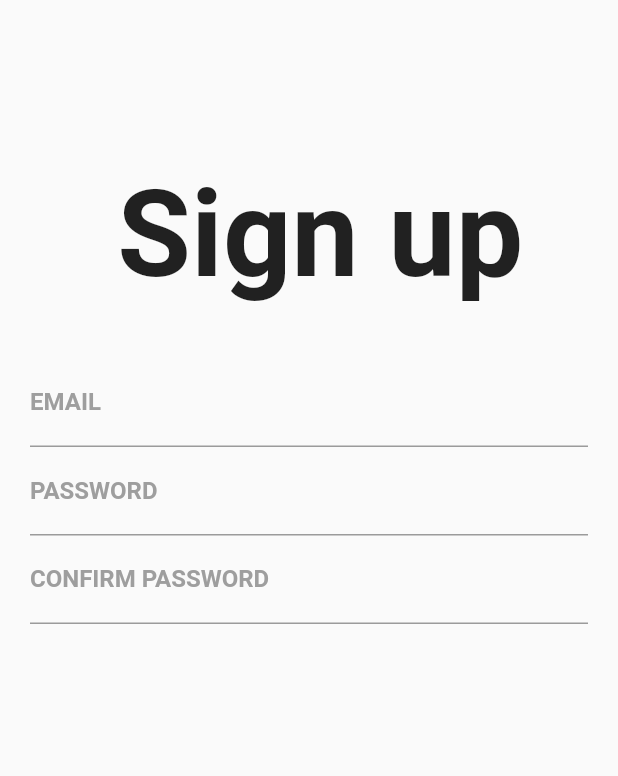
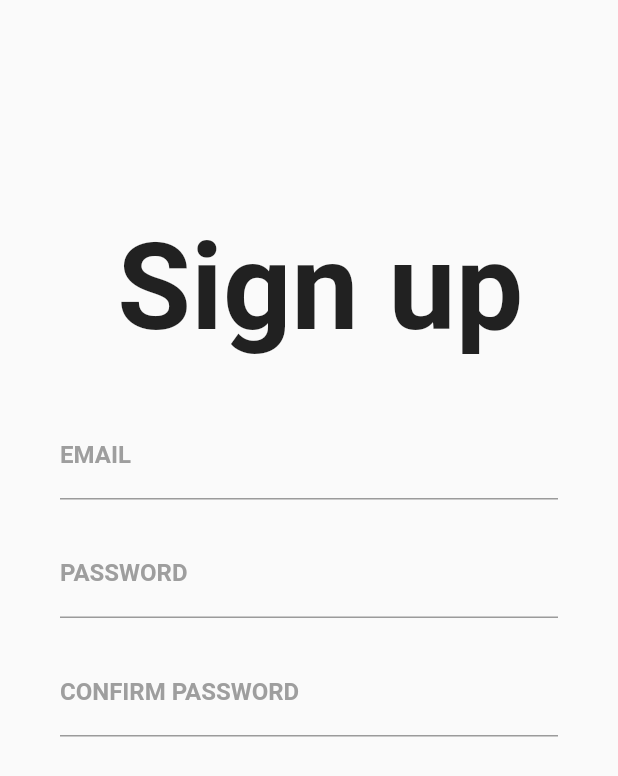
Before and after one commit to BartekKesicki/my_expenses, a Flutter app: the SignUpPage screen opened directly, on a phone screen of 412 x 824 dp. Shown: the top 776 px of the screen. Run offline on Flutter 3.47's test engine with Material 2 defaults, Android fonts, the phone set to English and light mode, and no system bars; Roboto replaces fonts that are missing (Montserrat).

```diff
--- a/lib/sign_up/sign_up_page.dart
+++ b/lib/sign_up/sign_up_page.dart
@@ -22,32 +22,53 @@ class _SignUpPageState extends BasePageState<SignUpPage> implements SignUpStateV
   Widget build(BuildContext context) {
     initSignUpPresenter();
     return Scaffold(
-      body: Column(
+        body: LayoutBuilder(
+          builder: (BuildContext context, BoxConstraints viewportConstraints) {
+            return SingleChildScrollView(
+              child: Container(
+                  padding: EdgeInsets.only(top: 35.0, left: 20.0, right: 20.0),
+                  child:
+                  Column(
                     children: <Widget>[
-          Container(
-              child: createTopLabelsContainer(createText("Sign up", createTitleTextStyle()), EdgeInsets.fromLTRB(15.0, 110.0, 0.0, 0.0))
+                      createTopLabelsContainer(createText("Sign up", createTitleTextStyle()), EdgeInsets.fromLTRB(15.0, 110.0, 0.0, 0.0)),
+                      ConstrainedBox(
+                          constraints: BoxConstraints(
+                            minHeight: viewportConstraints.maxHeight,
                           ),
-          Container(
+                          child: Column(
+                            children: <Widget>[
+                              IntrinsicHeight(
+                                child: Container(
                                   padding: EdgeInsets.only(top: 35.0, left: 20.0, right: 20.0),
                                   child: Column(
                                     children: <Widget>[
                                       TextField(
                                         decoration: createTextFieldDecoration("EMAIL"),
                                       ),
+                                      createSizedBox(20.0),
                                       TextField(
                                         decoration: createTextFieldDecoration("PASSWORD"),
                                         obscureText: true,
                                       ),
+                                      createSizedBox(20.0),
                                       TextField(
                                         decoration: createTextFieldDecoration("CONFIRM PASSWORD"),
                                         obscureText: true,
                                       ),
-                  createSizedBox(5.0),
                                     ],
                                   ),
                                 ),
+                              ),
                             ],
-      ), // This trailing comma makes auto-formatting nicer for build methods.
+                          )
+                      ),
+                    ],
+                  ),
+              ),
+
+            );
+          },
+        )
     );
   }
 
```
Lines whose indentation alone changed are shown as unchanged.
